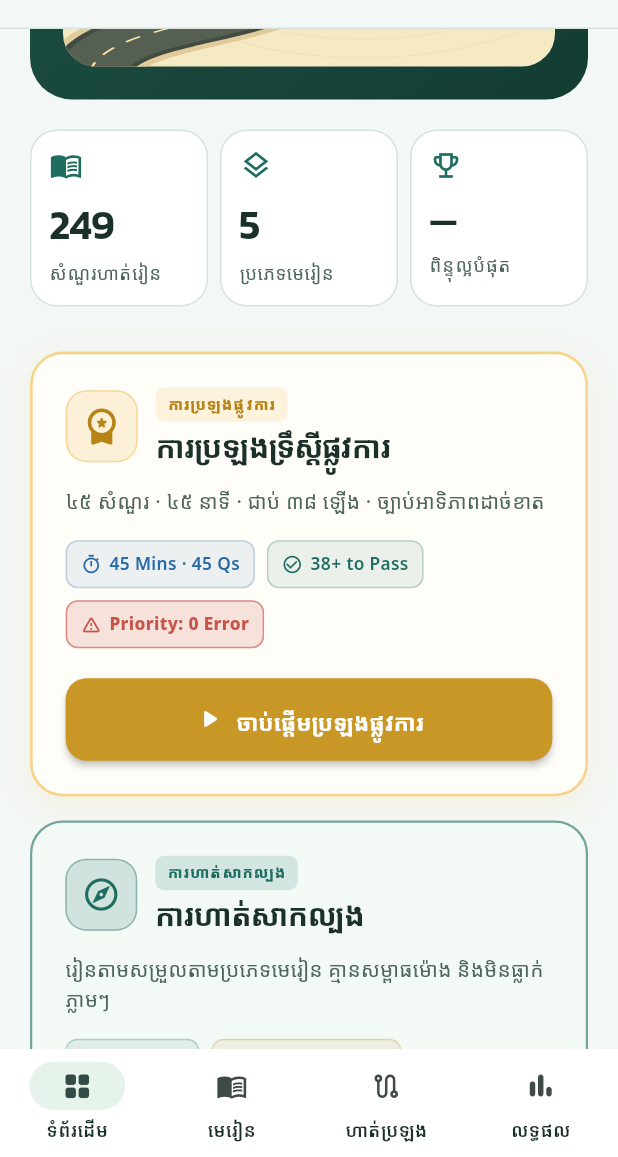
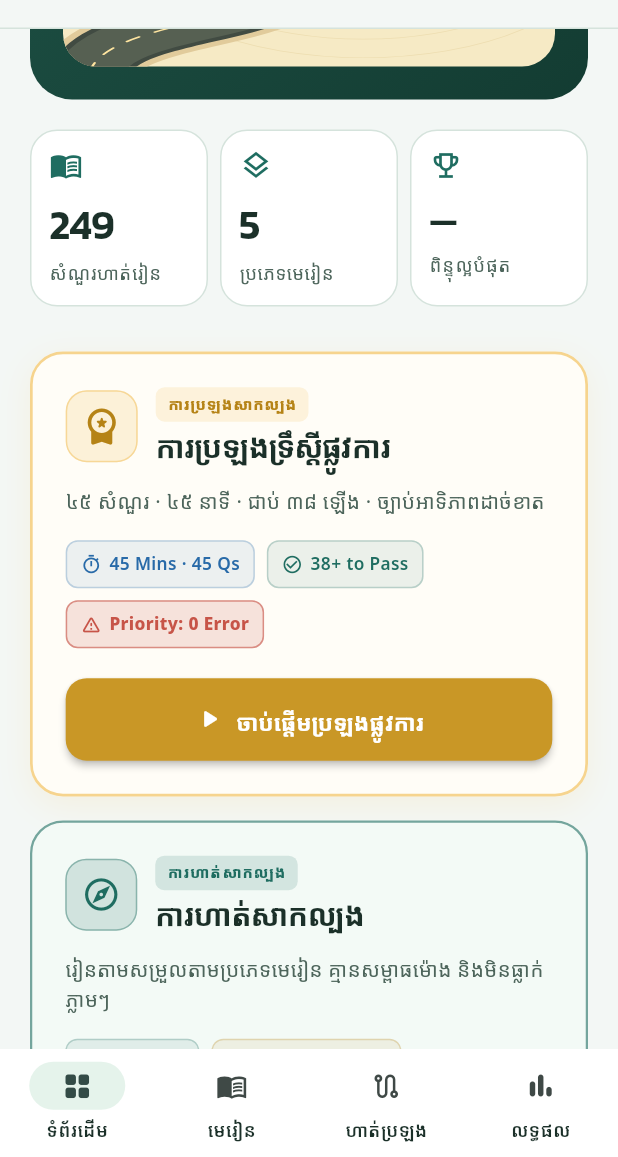
Before and after one commit to danishsary8/driving-rules, a Flutter app: the screen it shows after launch, scrolled down 576 dp, on a phone screen of 412 x 824 dp, the part 79-1236 px from its top. Run offline on Flutter 3.47's test engine with Material 3 defaults, Android fonts, the phone set to English and light mode, and no system bars; our stand-ins replace flutter_animate, get, get_storage, shimmer; missing offline and left inert: dart:html.

Commit message:
docs: rewrite README for portfolio, add MIT LICENSE, relabel pass certificate as practice
The pass certificate used a 'Kingdom of Cambodia' header, national motto and
'Official' wording, which made it look like a government document. It is now
clearly labelled as a practice certificate in both English and Khmer.

Co-Authored-By: Claude Opus 5.5 <noreply@anthropic.com>
Claude-Session: https://claude.ai/code/session_017gfMh7nQRQCz5eQTnyah2S

```diff
--- a/lib/app/translations/en_us.dart
+++ b/lib/app/translations/en_us.dart
@@ -210,7 +210,7 @@ const Map<String, String> enUS = {
   'practice_mode': 'Practice Mode',
   'practice_mode_desc':
       'Self-paced category learning without timer pressure or auto-fail',
-  'official_simulation': 'Official Simulation',
+  'official_simulation': 'Exam Simulation',
   'free_practice': 'Free Practice',
   'start_real_exam': 'Start Real Exam',
   'start_practice': 'Start Practice',
@@ -218,7 +218,7 @@ const Map<String, String> enUS = {
   'journey_exam_hint': 'Pass with 38+ and 100% priority.',
 
   // Exam Rules Modal & Reminders
-  'exam_rules_title': 'Official Theory Exam Rules',
+  'exam_rules_title': 'Theory Exam Rules',
   'exam_rules_subtitle':
       'Please read and remember the requirements before starting',
   'rule_pass_title': 'Passing Score: 38 / 45 (84%)',
@@ -229,7 +229,7 @@ const Map<String, String> enUS = {
       'Questions 25 to 29 test Right-of-Way. You cannot fail even ONE! A wrong or unanswered priority question triggers IMMEDIATE AUTO-FAIL and routes directly to Results.',
   'rule_time_title': 'Time Limit: 45 Minutes',
   'rule_time_desc':
-      'Official 45-minute countdown. When time expires, your exam will be automatically submitted.',
+      '45-minute countdown, matching the real exam. When time expires, your exam will be automatically submitted.',
   'rule_nav_title': 'Navigation & Review',
   'rule_nav_desc':
       'You can review and change your answers, but priority questions must be answered correctly before moving forward.',
@@ -306,21 +306,21 @@ const Map<String, String> enUS = {
   'attempts_count': 'Attempts',
   'pass_rate': 'Pass Rate',
 
-  // Official Driver Pass Certificate
-  'certificate_title': 'Driver Theory Pass Credential',
-  'certificate_subtitle': 'Official Theory Test Competency Certificate',
-  'certificate_pass_badge': 'OFFICIAL PASS',
+  // Practice pass certificate (not an official document)
+  'certificate_title': 'Practice Exam Pass Certificate',
+  'certificate_subtitle': 'Practice certificate · Not an official document',
+  'certificate_pass_badge': 'PRACTICE PASS',
   'certificate_score_label': 'Final Score',
   'certificate_priority_cleared': '100% Priority Right-of-Way Cleared',
-  'certificate_certified': 'Certified Competent in Traffic Rules & Safety',
+  'certificate_certified': 'Ready for the real theory exam',
   'certificate_serial': 'Credential ID',
   'certificate_date': 'Issue Date',
   'view_certificate': 'View Pass Certificate',
   'share_certificate': 'Share Credential',
   'certificate_copied': 'Credential ID copied to clipboard!',
-  'certificate_cambodia_header': 'KINGDOM OF CAMBODIA',
-  'certificate_cambodia_motto': 'Nation · Religion · King',
-  'certificate_theory_pass': 'Successfully Passed Road Traffic Theory Examination',
+  'certificate_cambodia_header': 'DRIVING RULES',
+  'certificate_cambodia_motto': 'Learn · Practice · Drive',
+  'certificate_theory_pass': 'Passed the Road Traffic Theory Practice Exam',
   'download_certificate': 'Download Credential (PNG)',
   'certificate_downloaded': 'Certificate image downloaded successfully!',
 
--- a/lib/app/translations/km_kh.dart
+++ b/lib/app/translations/km_kh.dart
@@ -197,7 +197,7 @@ const Map<String, String> kmKH = {
   'practice_mode': 'ការហាត់សាកល្បង',
   'practice_mode_desc':
       'រៀនតាមសម្រួលតាមប្រភេទមេរៀន គ្មានសម្ពាធម៉ោង និងមិនធ្លាក់ភ្លាមៗ',
-  'official_simulation': 'ការប្រឡងផ្លូវការ',
+  'official_simulation': 'ការប្រឡងសាកល្បង',
   'free_practice': 'ការហាត់សាកល្បង',
   'start_real_exam': 'ចាប់ផ្ដើមប្រឡងផ្លូវការ',
   'start_practice': 'ចាប់ផ្ដើមហាត់រៀន',
@@ -294,20 +294,20 @@ const Map<String, String> kmKH = {
   'pass_rate': 'អត្រាជាប់',
 
   // Official Driver Pass Certificate
-  'certificate_title': 'វិញ្ញាបនបត្រទ្រឹស្តីបើកបរផ្លូវការ',
-  'certificate_subtitle': 'វិញ្ញាបនបត្រសមត្ថភាពប្រឡងទ្រឹស្តីបើកបរផ្លូវការ',
-  'certificate_pass_badge': 'ប្រឡងជាប់ជាស្ថាពរ',
+  'certificate_title': 'វិញ្ញាបនបត្រប្រឡងសាកល្បង',
+  'certificate_subtitle': 'វិញ្ញាបនបត្រសាកល្បង · មិនមែនឯកសារផ្លូវការ',
+  'certificate_pass_badge': 'ជាប់ការប្រឡងសាកល្បង',
   'certificate_score_label': 'ពិន្ទុសរុប',
   'certificate_priority_cleared': 'ជាប់ច្បាប់អាទិភាព ១០០% ដោយគ្មានកំហុស',
-  'certificate_certified': 'បានបញ្ជាក់សមត្ថភាពលើច្បាប់ចរាចរណ៍ និងសុវត្ថិភាព',
+  'certificate_certified': 'ត្រៀមខ្លួនរួចរាល់សម្រាប់ការប្រឡងពិត',
   'certificate_serial': 'លេខកូដវិញ្ញាបនបត្រ',
   'certificate_date': 'កាលបរិច្ឆេទចេញ',
   'view_certificate': 'មើលវិញ្ញាបនបត្រជាប់',
   'share_certificate': 'ចែករំលែកវិញ្ញាបនបត្រ',
   'certificate_copied': 'បានចម្លងលេខកូដវិញ្ញាបនបត្រ!',
-  'certificate_cambodia_header': 'ព្រះរាជាណាចក្រកម្ពុជា',
-  'certificate_cambodia_motto': 'ជាតិ សាសនា ព្រះមហាក្សត្រ',
-  'certificate_theory_pass': 'បានប្រឡងជាប់ជាស្ថាពរលើវិញ្ញាសាទ្រឹស្តីច្បាប់ចរាចរណ៍ផ្លូវគោក',
+  'certificate_cambodia_header': 'DRIVING RULES',
+  'certificate_cambodia_motto': 'រៀន · អនុវត្ត · បើកបរ',
+  'certificate_theory_pass': 'បានប្រឡងជាប់វិញ្ញាសាសាកល្បងទ្រឹស្តីច្បាប់ចរាចរណ៍ផ្លូវគោក',
   'download_certificate': 'ទាញយកវិញ្ញាបនបត្រ (PNG)',
   'certificate_downloaded': 'វិញ្ញាបនបត្រត្រូវបានទាញយករួចរាល់!',
 
```
Also changed, not shown: 2 other files.
